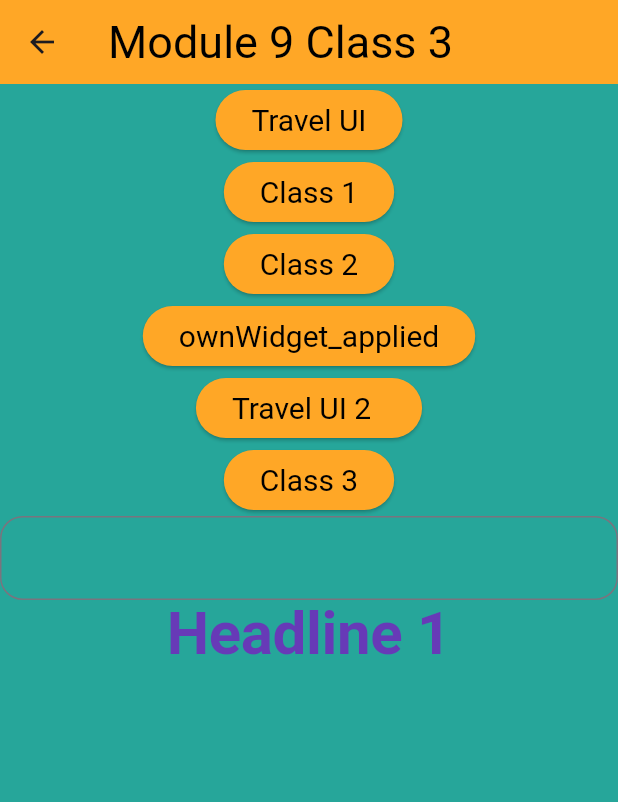
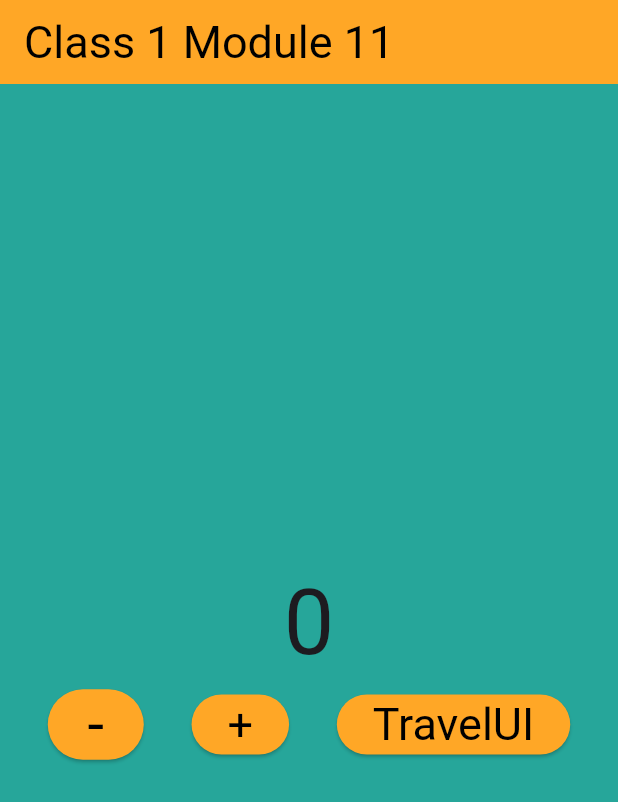
Before and after one commit to Atiqs3404/flutter_practice_windows, a Flutter app: the screen it shows after launch, on a phone screen of 412 x 824 dp. Shown: the top 802 px of the screen. Run offline on Flutter 3.47's test engine with Material 3 defaults, Android fonts, the phone set to English and light mode, and no system bars.

Commit message:
Module 11 Class 1

```diff
--- a/lib/app.dart
+++ b/lib/app.dart
@@ -1,6 +1,7 @@
 import 'package:flutter/material.dart';
 import 'package:untitled/class_3.dart';
 import 'package:untitled/home.dart';
+import 'package:untitled/module_11/class_1.dart';
 import 'package:untitled/module_8/class2_listview.dart';
 import 'package:untitled/module_8/class3_stack.dart';
 import 'package:untitled/module_8/module_8_class1.dart';
@@ -70,9 +71,10 @@ class MyApp extends StatelessWidget {
       ),
 
       // Module 9 Class 3 topics (Navigation)
-      initialRoute: "/class3",
+      initialRoute: "/",
       routes: {
-        "/" : (context) => TravelUi(),
+        "/": (context) => Module11Class1(),
+        "/travelUI" : (context) => TravelUi(),
         "/class1" : (context) => Module9Class1Alert(),
         "/class2" : (context) => Module9Class2(),
         "/class3" : (context) => Module9Class3(),
--- /dev/null
+++ b/lib/module_11/class_1.dart
@@ -0,0 +1,101 @@
+import 'package:flutter/material.dart';
+
+import '../module_9/travel_UI.dart';
+
+// 1st to run after loading (Constructor)
+class Module11Class1 extends StatefulWidget {
+  Module11Class1({super.key}) {
+    print("1 constructor");
+  }
+
+// 2nd to run after loading (Create State)
+  @override
+  State<Module11Class1> createState() {
+    print("2 create state");
+    return _Module11Class1State();
+  }
+}
+
+class _Module11Class1State extends State<Module11Class1> {
+  int number = 0;
+
+  // 3rd to run after loading (Initial State)
+  @override
+  void initState() {
+    // TODO: implement initState
+    super.initState();
+    print("3 init state");
+  }
+
+  // 1st to run after page deletion (deactivate)
+  @override
+  void deactivate() {
+    // TODO: implement deactivate
+    super.deactivate();
+    print("4 deactivate state");
+  }
+
+  // 2nd to run after page deletion (dispose)
+  @override
+  void dispose() {
+    // TODO: implement dispose
+    super.dispose();
+    print("5 dispose state");
+  }
+
+  @override
+  Widget build(BuildContext context) {
+    return Scaffold(
+      appBar: AppBar(
+        title: Text("Class 1 Module 11"),
+      ),
+      body: Column(
+        mainAxisAlignment: MainAxisAlignment.center,
+        children: [
+          Text(
+            number.toString(),
+            style: TextStyle(fontSize: 60),
+          ),
+          Row(
+            mainAxisAlignment: MainAxisAlignment.spaceEvenly,
+            children: [
+              ElevatedButton(
+                  onPressed: () {
+                    // To rebuild the screen
+                    setState(() {
+                      number--;
+                      print(number);
+                    });
+                  },
+                  child: Text(
+                    "-",
+                    style: TextStyle(fontSize: 40),
+                  )),
+              ElevatedButton(
+                  onPressed: () {
+                    // To rebuild the screen
+                    setState(() {
+                      number++;
+                      print(number);
+                    });
+                  },
+                  child: Text(
+                    "+",
+                    style: TextStyle(fontSize: 30),
+                  )),
+              ElevatedButton(
+                  onPressed: () {
+                    // Navigator.pushReplacement deleting all previous page history, dispose and deactivate will work after this
+                    Navigator.pushReplacement(context, MaterialPageRoute(builder: (context) => TravelUi()));
+                  },
+                  child: Text(
+                    "TravelUI",
+                    style: TextStyle(fontSize: 30),
+                  )),
+            ],
+          )
+        ],
+      ),
+    );
+  }
+}
```
Also changed, not shown: lib/module_9/module_9_class3.dart (+5 -11 lines).
